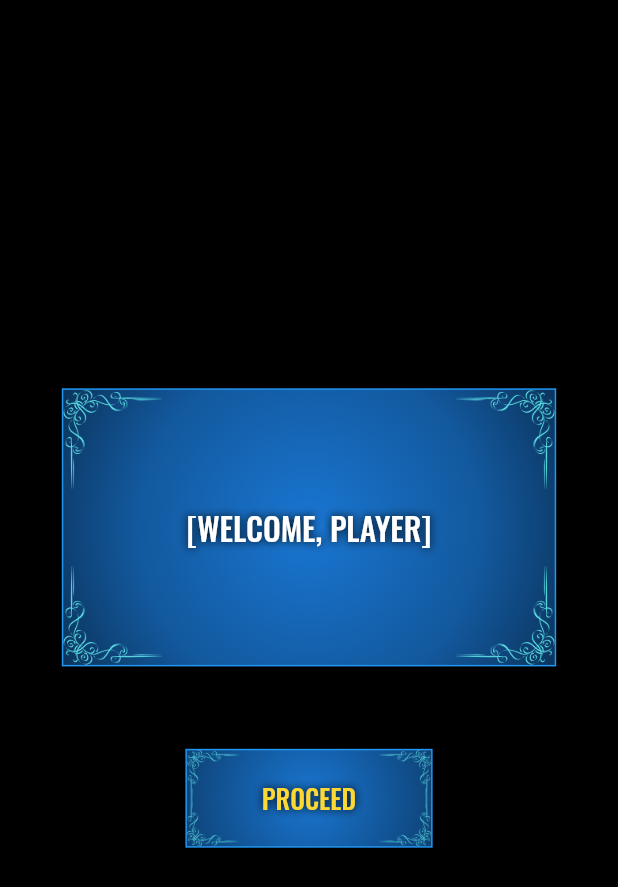
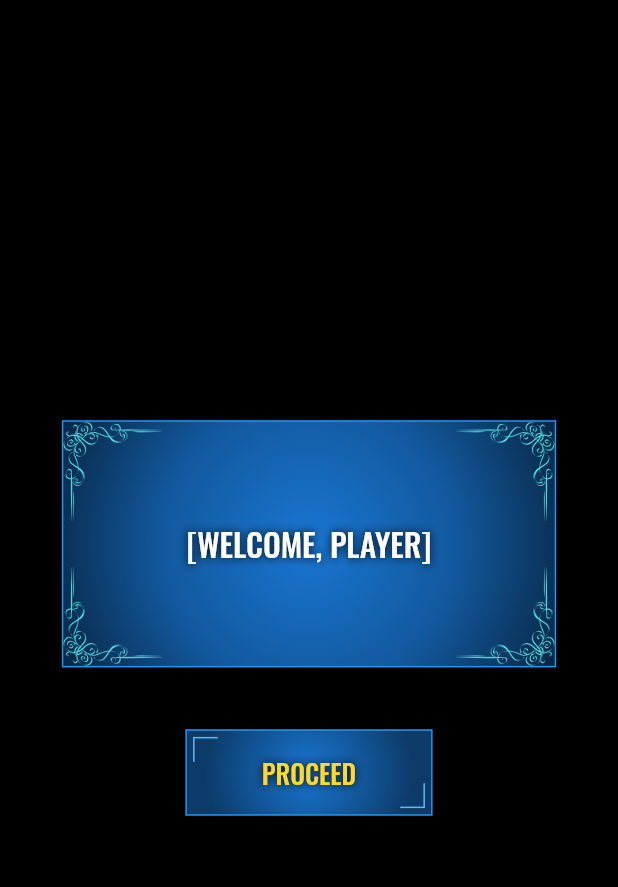
Before and after one commit to priyamharsh14/LevelUpLife, a Flutter app: the screen it shows after launch, on a phone screen of 412 x 824 dp. Shown: the top 887 px of the screen. Run offline on Flutter 3.47's test engine with Material 2 defaults, Android fonts, the phone set to English and light mode, and no system bars; drawn by our look-alikes of delayed_display, velocity_x; our stand-ins replace font_awesome_flutter, sqflite; missing offline and left inert: horizontal_picker; accounts and stored records are empty.

```diff
--- a/lib/DB_helper.dart
+++ b/lib/DB_helper.dart
@@ -24,8 +24,7 @@ class DBHelper {
   Future _onCreate(Database db, int version) async {
     // USER INFO TABLE
     await db.execute('''CREATE TABLE userinfo (
-      id INTEGER PRIMARY KEY, firstname TEXT NOT NULL,
-      lastname TEXT NOT NULL, age INTEGER NOT NULL,
+      id INTEGER PRIMARY KEY, fullname TEXT NOT NULL, age INTEGER NOT NULL,
       gender TEXT NOT NULL
       )''');
     // SKILL INFO TABLE
--- a/lib/main.dart
+++ b/lib/main.dart
@@ -1,6 +1,6 @@
-import 'package:LevelUpLife/welcome.dart';
+import 'package:LevelUpLife/screens/welcome.dart';
+import 'package:LevelUpLife/screens/registration.dart';
 import 'package:flutter/material.dart';
-import 'screens/registration_screen.dart';
 
 void main() {
   runApp(MyApp());
@@ -20,7 +20,7 @@ class MyApp extends StatelessWidget {
       initialRoute: 'WelcomePage',
       routes: {
         'WelcomePage': (context) => WelcomePage(),
-        RegistrationScreen.id: (context) => RegistrationScreen(),
+        'RegisterPage': (context) => RegistrationPage(),
       },
       home: WelcomePage(),
     );
--- a/lib/welcome.dart
+++ b/lib/screens/welcome.dart
@@ -3,8 +3,6 @@ import 'package:flutter/services.dart';
 import 'package:flutter/animation.dart';
 import 'package:velocity_x/velocity_x.dart';
 import 'package:delayed_display/delayed_display.dart';
-import 'package:LevelUpLife/screens/registration_screen.dart';
-// import 'package:shared_preferences/shared_preferences.dart';
 
 class WelcomePage extends StatefulWidget {
   @override
@@ -56,7 +54,7 @@ class _WelcomePageState extends State<WelcomePage>
                 ScaleTransition(
                   scale: animation,
                   child: Container(
-                    height: context.percentHeight * 22.5,
+                    height: context.percentHeight * 20,
                     width: context.percentWidth * 80,
                     decoration: BoxDecoration(
                         border: Border.all(color: Colors.blue),
@@ -66,19 +64,10 @@ class _WelcomePageState extends State<WelcomePage>
                             Colors.blue[700].withOpacity(0.75),
                             Colors.blue[700].withOpacity(0.25),
                           ],
-                          radius: 1.25,
+                          radius: 1.2,
                         )),
                     child: Stack(
                       children: [
-                        // Positioned(
-                        //   child: Icon(
-                        //     Icons.close,
-                        //     color: Colors.blue[200],
-                        //     size: context.percentHeight * 2.5,
-                        //   ),
-                        //   right: context.percentWidth * 4,
-                        //   top: context.percentHeight * 2,
-                        // ),
                         Positioned(
                           top: 0,
                           left: 0,
@@ -145,18 +134,18 @@ class _WelcomePageState extends State<WelcomePage>
                   ),
                 ),
                 SizedBox(
-                  height: context.screenHeight / 15,
+                  height: context.percentHeight * 5,
                 ),
                 FlatButton(
                   onPressed: () {
-                    Navigator.pushNamed(context, RegistrationScreen.id);
+                    Navigator.pushNamed(context, 'RegisterPage');
                   },
                   child: DelayedDisplay(
-                    delay: Duration(seconds: 2, milliseconds: 800),
+                    delay: Duration(seconds: 2),
                     slidingCurve: Curves.linearToEaseOut,
                     slidingBeginOffset: Offset(0, 0),
                     child: Container(
-                      height: context.percentHeight * 8,
+                      height: context.percentHeight * 7,
                       width: context.percentWidth * 40,
                       decoration: BoxDecoration(
                         border: Border.all(color: Colors.blue),
@@ -166,51 +155,56 @@ class _WelcomePageState extends State<WelcomePage>
                             Colors.blue[700].withOpacity(0.75),
                             Colors.blue[700].withOpacity(0.50),
                           ],
-                          radius: 1.5,
+                          radius: 1.2,
                         ),
                       ),
-                      child: Stack(children: [
+                      child: Stack(
+                        children: [
                           Positioned(
-                          top: 0,
-                          left: 0,
+                            left: context.percentHeight * 0.5,
+                            top: context.percentHeight * 0.5,
                             child: RotatedBox(
                               quarterTurns: 0,
-                            child: Image.asset(
-                              'assets/images/corner.png',
-                              height: context.percentHeight * 4.2,
+                              child: Container(
+                                color: Colors.blue[300],
+                                width: context.percentWidth * 4,
+                                height: 1,
                               ),
                             ),
                           ),
                           Positioned(
-                          top: 0,
-                          right: 0,
+                            left: context.percentHeight * 0.5,
+                            top: context.percentHeight * 0.5,
                             child: RotatedBox(
                               quarterTurns: 1,
-                            child: Image.asset(
-                              'assets/images/corner.png',
-                              height: context.percentHeight * 4.2,
+                              child: Container(
+                                color: Colors.blue[300],
+                                width: context.percentWidth * 4,
+                                height: 1,
                               ),
                             ),
                           ),
                           Positioned(
-                          left: 0,
-                          bottom: 0,
+                            right: context.percentHeight * 0.5,
+                            bottom: context.percentHeight * 0.5,
                             child: RotatedBox(
-                            quarterTurns: 3,
-                            child: Image.asset(
-                              'assets/images/corner.png',
-                              height: context.percentHeight * 4.2,
+                              quarterTurns: 0,
+                              child: Container(
+                                color: Colors.blue[300],
+                                width: context.percentWidth * 4,
+                                height: 1,
                               ),
                             ),
                           ),
                           Positioned(
-                          right: 0,
-                          bottom: 0,
+                            right: context.percentHeight * 0.5,
+                            bottom: context.percentHeight * 0.5,
                             child: RotatedBox(
-                            quarterTurns: 2,
-                            child: Image.asset(
-                              'assets/images/corner.png',
-                              height: context.percentHeight * 4.2,
+                              quarterTurns: 1,
+                              child: Container(
+                                color: Colors.blue[300],
+                                width: context.percentWidth * 4,
+                                height: 1,
                               ),
                             ),
                           ),
@@ -230,8 +224,9 @@ class _WelcomePageState extends State<WelcomePage>
                                 .center
                                 .color(Colors.yellow[600])
                                 .makeCentered(),
+                          )
+                        ],
                       ),
-                      ]),
                     ),
                   ),
                 ),
```
Also changed, not shown: lib/screens/registration.dart (renamed from lib/screens/registration_screen.dart, +74 -65 lines), pubspec.lock. Lines whose indentation alone changed are shown as unchanged.
